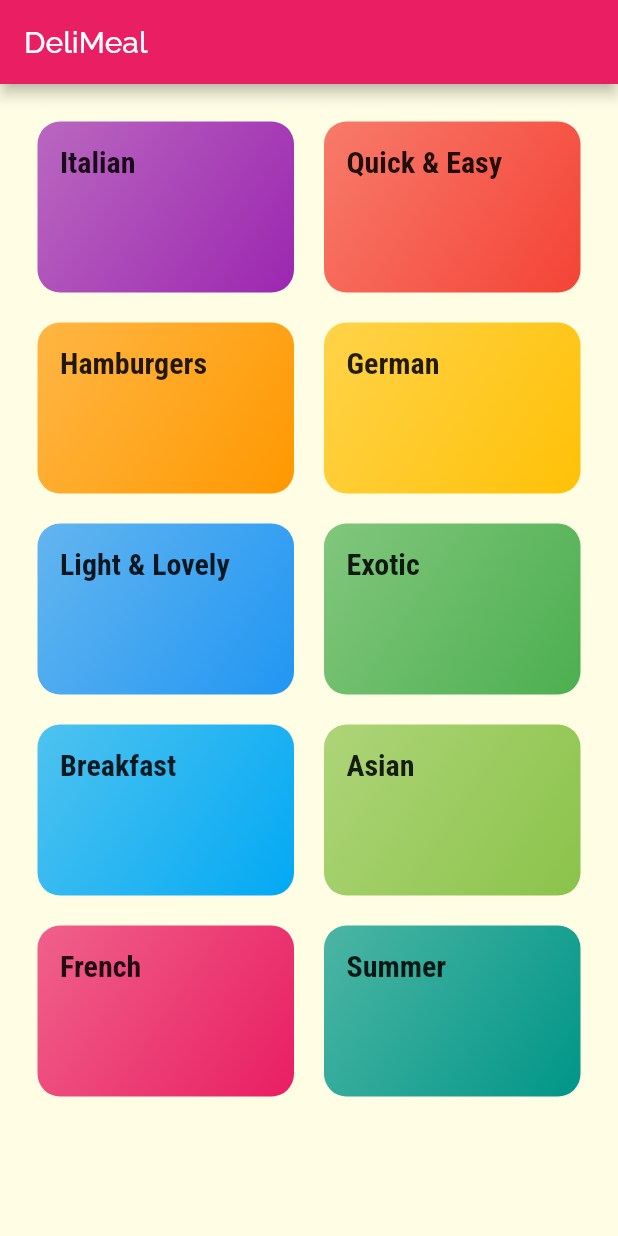
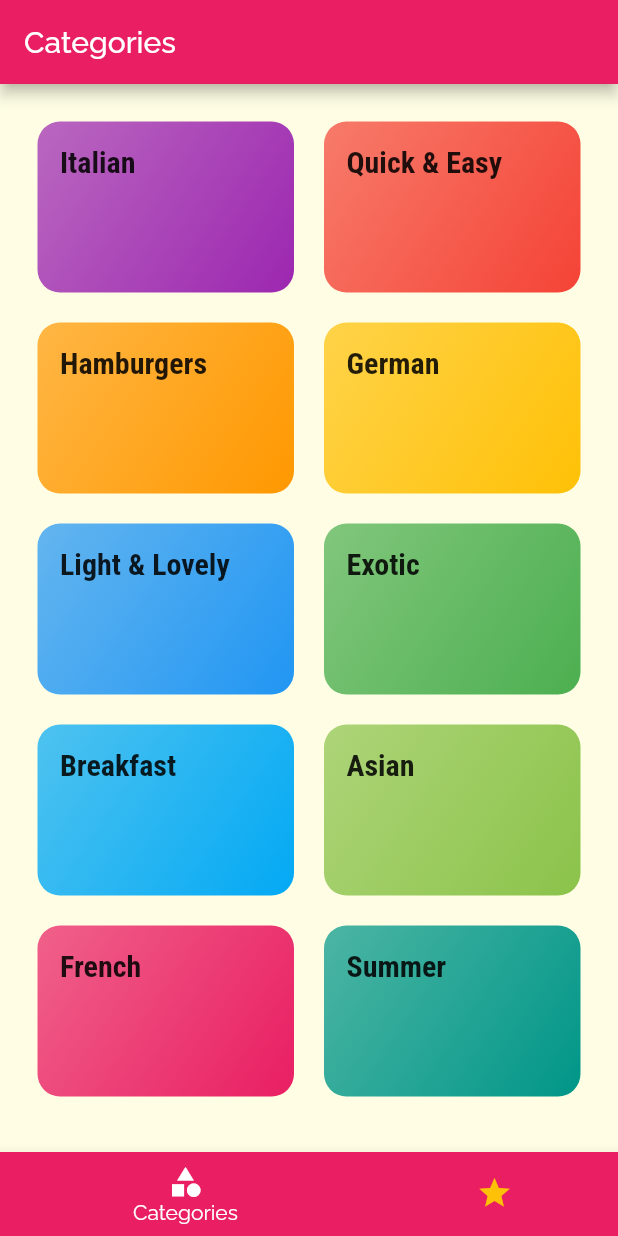
Before and after one commit to Dzaky02/flutter_meals_app, a Flutter app: the screen it shows after launch, on a phone screen of 412 x 824 dp. Run offline on Flutter 3.47's test engine with Material 2 defaults, Android fonts, the phone set to English and light mode, and no system bars; our stand-ins replace google_fonts.

Commit message:
Adding a Bottom TabBar and Favotes Screen.

```diff
--- a/lib/main.dart
+++ b/lib/main.dart
@@ -4,6 +4,7 @@ import 'package:google_fonts/google_fonts.dart';
 import './screens/categories_screen.dart';
 import './screens/category_meals_screen.dart';
 import './screens/meal_detail_screen.dart';
+import './screens/tabs_screen.dart';
 
 void main() {
   runApp(MyApp());
@@ -36,7 +37,7 @@ class MyApp extends StatelessWidget {
       // home: CategoriesScreen(),
       initialRoute: '/',
       routes: {
-        '/': (ctx) => CategoriesScreen(),
+        '/': (ctx) => TabsScreen(),
         CategoryMealsScreen.routeName: (ctx) => CategoryMealsScreen(),
         MealDetailScreen.routeName: (ctx) => MealDetailScreen(),
       },
--- a/lib/screens/categories_screen.dart
+++ b/lib/screens/categories_screen.dart
@@ -8,11 +8,7 @@ class CategoriesScreen extends StatelessWidget {
 
   @override
   Widget build(BuildContext context) {
-    return Scaffold(
-      appBar: AppBar(
-        title: const Text('DeliMeal'),
-      ),
-      body: GridView(
+    return GridView(
       padding: const EdgeInsets.all(25),
       children: DUMMY_CATEGORIES
           .map(
@@ -29,7 +25,6 @@ class CategoriesScreen extends StatelessWidget {
         crossAxisSpacing: 20,
         mainAxisSpacing: 20,
       ),
-      ),
     );
   }
 }
--- /dev/null
+++ b/lib/screens/favorites_screen.dart
@@ -0,0 +1,10 @@
+import 'package:flutter/material.dart';
+
+class FavoritesScreen extends StatelessWidget {
+  const FavoritesScreen({Key? key}) : super(key: key);
+
+  @override
+  Widget build(BuildContext context) {
+    return Container();
+  }
+}
--- /dev/null
+++ b/lib/screens/tabs_screen.dart
@@ -0,0 +1,61 @@
+import 'package:flutter/material.dart';
+
+import './categories_screen.dart';
+import './favorites_screen.dart';
+
+class TabsScreen extends StatefulWidget {
+  const TabsScreen({Key? key}) : super(key: key);
+
+  @override
+  _TabsScreenState createState() => _TabsScreenState();
+}
+
+class _TabsScreenState extends State<TabsScreen> {
+  final List<Map<String, dynamic>> _pages = [
+    {
+      'page': CategoriesScreen(),
+      'title': 'Categories',
+    },
+    {
+      'page': FavoritesScreen(),
+      'title': 'Your Favorite',
+    },
+  ];
+  int _selectedPageIndex = 0;
+
+  void _selectPage(int index) {
+    setState(() {
+      _selectedPageIndex = index;
+    });
+  }
+
+  @override
+  Widget build(BuildContext context) {
+    return Scaffold(
+      appBar: AppBar(
+        title: Text(_pages[_selectedPageIndex]['title']),
+      ),
+      body: _pages[_selectedPageIndex]['page'],
+      bottomNavigationBar: BottomNavigationBar(
+        backgroundColor: Theme.of(context).primaryColor,
+        selectedItemColor: Colors.white,
+        unselectedItemColor: Theme.of(context).accentColor,
+        currentIndex: _selectedPageIndex,
+        type: BottomNavigationBarType.shifting,
+        items: [
+          BottomNavigationBarItem(
+            backgroundColor: Theme.of(context).primaryColor,
+            icon: Icon(Icons.category),
+            label: 'Categories',
+          ),
+          BottomNavigationBarItem(
+            backgroundColor: Theme.of(context).primaryColor,
+            icon: Icon(Icons.star),
+            label: 'Favorites',
+          ),
+        ],
+        onTap: _selectPage,
+      ),
+    );
+  }
+}
```
Lines whose indentation alone changed are shown as unchanged.
